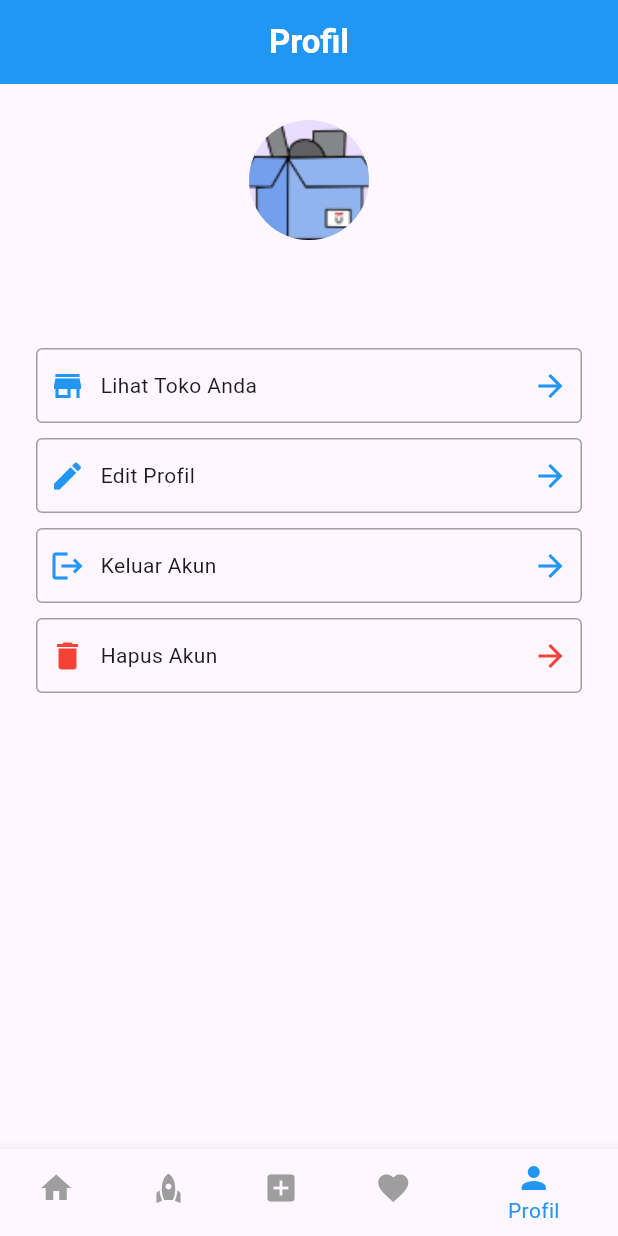
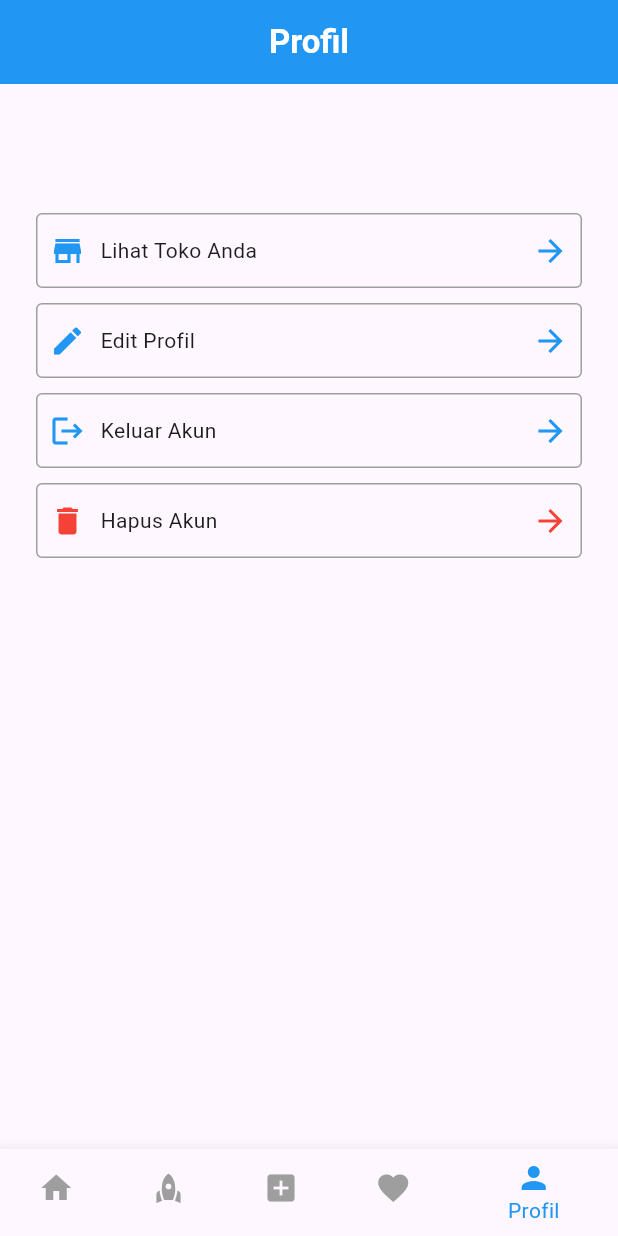
Before and after one commit to muhammadzulfadly/lapak_telu_mobile, a Flutter app: the screen it shows once a user with an empty profile is signed in, item 5 of the bottom bar chosen, on a phone screen of 412 x 824 dp. Run offline on Flutter 3.47's test engine with Material 3 defaults, Android fonts, the phone set to English and light mode, and no system bars; our stand-ins replace cloud_firestore, firebase_auth, firebase_core, firebase_storage, flutter_local_notifications, get and 1 more; missing offline and left inert: clipboard; accounts and stored records are empty.

Commit message:
mengubah code

```diff
--- a/lib/screen/home_page.dart
+++ b/lib/screen/home_page.dart
@@ -51,10 +51,6 @@ class _HomePageState extends State<HomePage> {
         backgroundColor: Colors.blue,
         title: Row(
           children: [
-            CircleAvatar(
-              radius: 20,
-              backgroundImage: AssetImage('assets/images/logo_lapak.png'),
-            ),
             SizedBox(width: 10),
             Column(
               crossAxisAlignment: CrossAxisAlignment.start,
--- a/lib/screen/profil_page.dart
+++ b/lib/screen/profil_page.dart
@@ -81,12 +81,6 @@ class _ProfilPageState extends State<ProfilPage> {
                     children: [
                       Column(
                         children: [
-                          CircleAvatar(
-                            radius: 40,
-                            backgroundImage:
-                                AssetImage('assets/images/logo_lapak.png'),
-                          ),
-                          SizedBox(height: 10),
                           Column(
                             children: [
                               Text(
```
